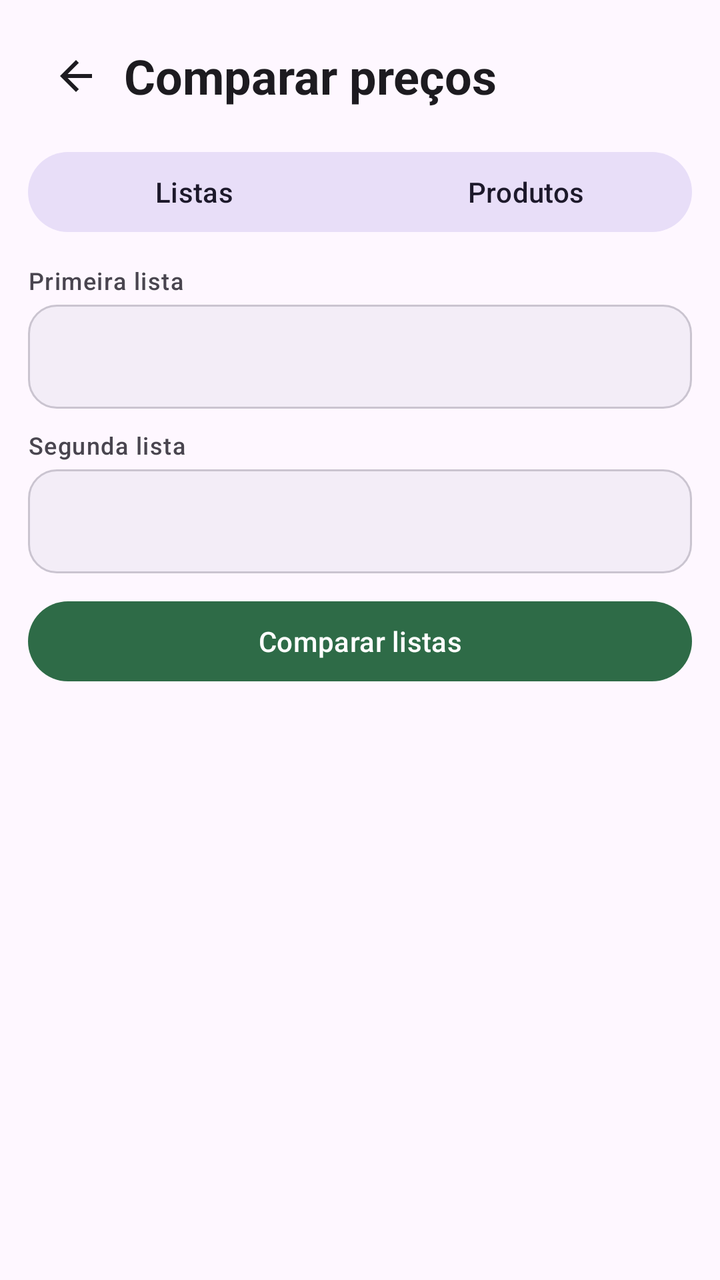
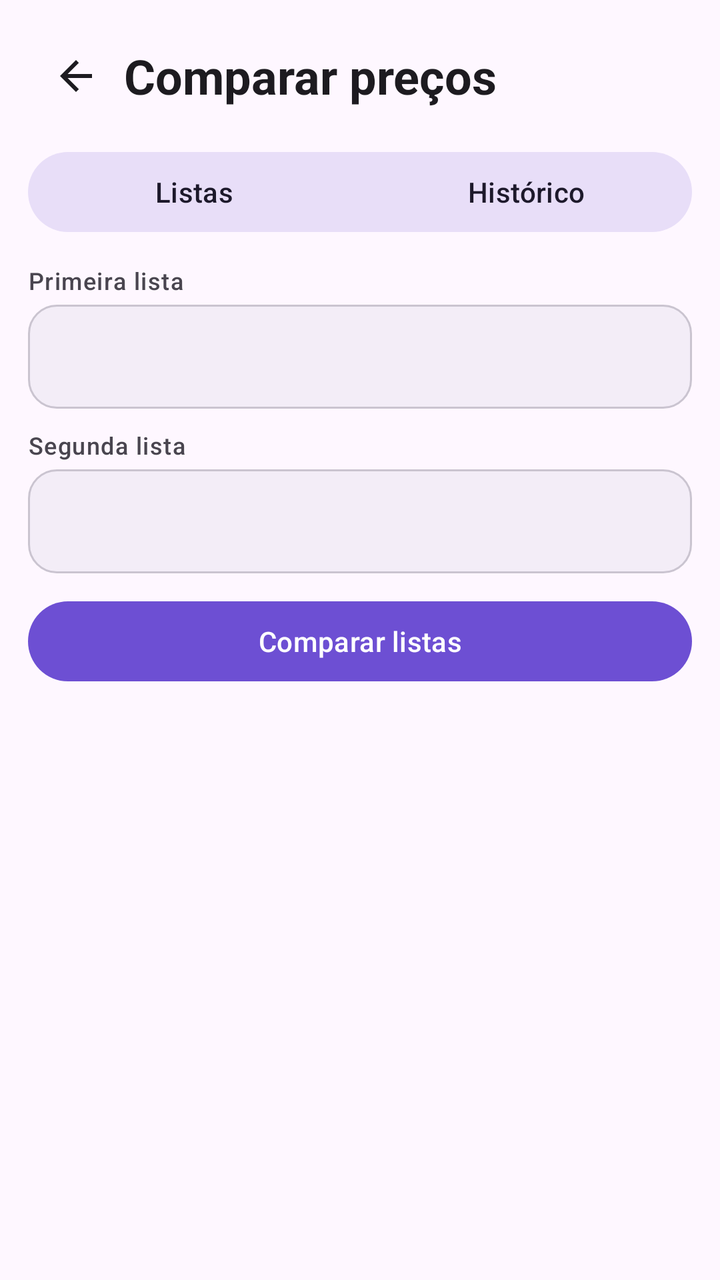

Compare the two renders of this Android layout. The source of the first and the diff that turns it into the second are given below.
<!-- AndroidManifest.xml: application theme Theme.ListaMercado -->
<!-- res/layout/activity_compare.xml -->
<?xml version="1.0" encoding="utf-8"?>
<LinearLayout android:id="@+id/rootCompare" xmlns:android="http://schemas.android.com/apk/res/android"
    xmlns:app="http://schemas.android.com/apk/res-auto"
    android:layout_width="match_parent"
    android:layout_height="match_parent"
    android:background="?attr/colorSurface"
    android:orientation="vertical"
    android:padding="14dp">

    <LinearLayout
        android:layout_width="match_parent"
        android:layout_height="wrap_content"
        android:gravity="center_vertical"
        android:orientation="horizontal">

        <ImageButton
            android:id="@+id/buttonBackCompare"
            android:layout_width="48dp"
            android:layout_height="48dp"
            android:background="?attr/selectableItemBackgroundBorderless"
            android:contentDescription="Voltar"
            android:padding="12dp"
            android:src="@drawable/ic_back" />

        <TextView
            android:layout_width="0dp"
            android:layout_height="wrap_content"
            android:layout_weight="1"
            android:text="Comparar preços"
            android:textAppearance="@style/TextAppearance.Material3.HeadlineSmall"
            android:textStyle="bold" />
    </LinearLayout>

    <com.google.android.material.button.MaterialButtonToggleGroup
        android:layout_width="match_parent"
        android:layout_height="wrap_content"
        android:layout_marginTop="10dp"
        app:checkedButton="@id/buttonModeLists"
        app:selectionRequired="true"
        app:singleSelection="true">

        <com.google.android.material.button.MaterialButton
            android:id="@+id/buttonModeLists"
            style="@style/Widget.Material3.Button.TonalButton"
            android:layout_width="0dp"
            android:layout_height="wrap_content"
            android:layout_weight="1"
            android:text="Listas" />

        <com.google.android.material.button.MaterialButton
            android:id="@+id/buttonModeProducts"
            style="@style/Widget.Material3.Button.TonalButton"
            android:layout_width="0dp"
            android:layout_height="wrap_content"
            android:layout_weight="1"
            android:text="Produtos" />
    </com.google.android.material.button.MaterialButtonToggleGroup>

    <LinearLayout
        android:id="@+id/sectionCompareLists"
        android:layout_width="match_parent"
        android:layout_height="wrap_content"
        android:layout_marginTop="12dp"
        android:orientation="vertical">

        <TextView android:layout_width="wrap_content" android:layout_height="wrap_content" android:text="Primeira lista" android:textAppearance="@style/TextAppearance.Material3.LabelMedium" />
        <Spinner android:id="@+id/spinnerListA" android:layout_width="match_parent" android:layout_height="52dp" android:layout_marginTop="4dp" android:background="@drawable/bg_input" android:paddingHorizontal="12dp" />
        <TextView android:layout_width="wrap_content" android:layout_height="wrap_content" android:layout_marginTop="10dp" android:text="Segunda lista" android:textAppearance="@style/TextAppearance.Material3.LabelMedium" />
        <Spinner android:id="@+id/spinnerListB" android:layout_width="match_parent" android:layout_height="52dp" android:layout_marginTop="4dp" android:background="@drawable/bg_input" android:paddingHorizontal="12dp" />
        <com.google.android.material.button.MaterialButton android:id="@+id/buttonRunComparison" android:layout_width="match_parent" android:layout_height="wrap_content" android:layout_marginTop="10dp" android:text="Comparar listas" />
    </LinearLayout>

    <LinearLayout
        android:id="@+id/sectionProductHistory"
        android:layout_width="match_parent"
        android:layout_height="wrap_content"
        android:layout_marginTop="12dp"
        android:orientation="vertical"
        android:visibility="gone">

        <TextView android:layout_width="wrap_content" android:layout_height="wrap_content" android:text="Produto" android:textAppearance="@style/TextAppearance.Material3.LabelMedium" />
        <Spinner android:id="@+id/spinnerProduct" android:layout_width="match_parent" android:layout_height="52dp" android:layout_marginTop="4dp" android:background="@drawable/bg_input" android:paddingHorizontal="12dp" />
        <com.google.android.material.button.MaterialButton android:id="@+id/buttonShowHistory" android:layout_width="match_parent" android:layout_height="wrap_content" android:layout_marginTop="10dp" android:text="Ver histórico de preço" />
    </LinearLayout>

    <TextView
        android:id="@+id/textCompareSummary"
        android:layout_width="match_parent"
        android:layout_height="wrap_content"
        android:layout_marginTop="14dp"
        android:padding="10dp"
        android:textAppearance="@style/TextAppearance.Material3.BodyMedium" />

    <androidx.recyclerview.widget.RecyclerView
        android:id="@+id/recyclerComparison"
        android:layout_width="match_parent"
        android:layout_height="0dp"
        android:layout_weight="1"
        android:clipToPadding="false"
        android:paddingBottom="16dp" />
</LinearLayout>
<!-- resources referenced by this layout -->
<resources>
  <!-- drawable bg_input (drawable) -->
  <?xml version="1.0" encoding="utf-8"?>
  <shape xmlns:android="http://schemas.android.com/apk/res/android" android:shape="rectangle">
      <solid android:color="?attr/colorSurfaceContainer" />
      <corners android:radius="14dp" />
      <stroke android:width="1dp" android:color="?attr/colorOutlineVariant" />
  </shape>
  <!-- drawable ic_back (drawable) -->
  <vector xmlns:android="http://schemas.android.com/apk/res/android" android:width="24dp" android:height="24dp" android:viewportWidth="24" android:viewportHeight="24">
      <path android:fillColor="?attr/colorOnSurface" android:pathData="M20,11H7.83l5.59,-5.59L12,4l-8,8 8,8 1.42,-1.41L7.83,13H20v-2z" />
  </vector>
  <style name="Theme.ListaMercado" parent="Theme.Material3.DayNight.NoActionBar">
          <item name="colorPrimary">@color/seed</item>
          <item name="android:navigationBarColor">?attr/colorSurface</item>
          <item name="android:statusBarColor">?attr/colorSurface</item>
          <item name="android:windowLightStatusBar" tools:targetApi="m">true</item>
      </style>
  <color name="seed">#2E6B47</color>
</resources>

<!-- the commit's change to res/layout/activity_compare.xml (unified diff, before → after) -->
@@ -53,7 +53,7 @@
             android:layout_width="0dp"
             android:layout_height="wrap_content"
             android:layout_weight="1"
-            android:text="Produtos" />
+            android:text="Histórico" />
     </com.google.android.material.button.MaterialButtonToggleGroup>
 
     <LinearLayout
@@ -80,7 +80,7 @@
 
         <TextView android:layout_width="wrap_content" android:layout_height="wrap_content" android:text="Produto" android:textAppearance="@style/TextAppearance.Material3.LabelMedium" />
         <Spinner android:id="@+id/spinnerProduct" android:layout_width="match_parent" android:layout_height="52dp" android:layout_marginTop="4dp" android:background="@drawable/bg_input" android:paddingHorizontal="12dp" />
-        <com.google.android.material.button.MaterialButton android:id="@+id/buttonShowHistory" android:layout_width="match_parent" android:layout_height="wrap_content" android:layout_marginTop="10dp" android:text="Ver histórico de preço" />
+        <com.google.android.material.button.MaterialButton android:id="@+id/buttonShowHistory" android:layout_width="match_parent" android:layout_height="wrap_content" android:layout_marginTop="10dp" android:text="Analisar histórico" />
     </LinearLayout>
 
     <TextView
<!-- resource entries referenced after the edit -->
@@ -12,11 +12,25 @@
       <path android:fillColor="?attr/colorOnSurface" android:pathData="M20,11H7.83l5.59,-5.59L12,4l-8,8 8,8 1.42,-1.41L7.83,13H20v-2z" />
   </vector>
   <style name="Theme.ListaMercado" parent="Theme.Material3.DayNight.NoActionBar">
-          <item name="colorPrimary">@color/seed</item>
+          <item name="colorPrimary">@color/primary</item>
+          <item name="colorOnPrimary">@color/on_primary</item>
+          <item name="colorPrimaryContainer">@color/primary_container</item>
+          <item name="colorOnPrimaryContainer">@color/on_primary_container</item>
+          <item name="colorSecondary">@color/secondary</item>
+          <item name="colorOnSecondary">@color/on_secondary</item>
+          <item name="colorSecondaryContainer">@color/secondary_container</item>
+          <item name="colorOnSecondaryContainer">@color/on_secondary_container</item>
           <item name="android:navigationBarColor">?attr/colorSurface</item>
           <item name="android:statusBarColor">?attr/colorSurface</item>
           <item name="android:windowLightStatusBar" tools:targetApi="m">true</item>
       </style>
-  <color name="seed">#2E6B47</color>
+  <color name="primary">#6D4FD3</color>
+  <color name="on_primary">#FFFFFF</color>
+  <color name="primary_container">#E9E1FF</color>
+  <color name="on_primary_container">#24124F</color>
+  <color name="secondary">#625B71</color>
+  <color name="on_secondary">#FFFFFF</color>
+  <color name="secondary_container">#E8DEF8</color>
+  <color name="on_secondary_container">#1D192B</color>
 </resources>
 
